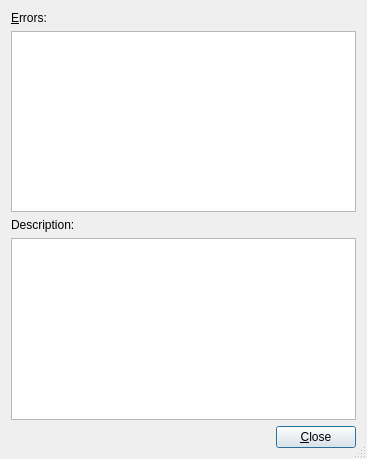
The window that src/frontends/qt4/ui/ErrorListUi.ui (cburschka/lyx) describes before a commit, drawn with Qt 5.
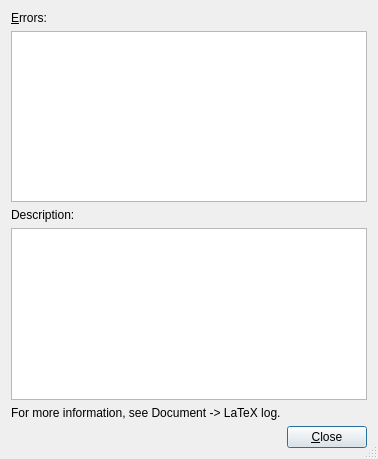
The same window after the commit.

Patch:
```diff
--- a/src/frontends/qt4/ui/ErrorListUi.ui
+++ b/src/frontends/qt4/ui/ErrorListUi.ui
@@ -44,16 +44,14 @@
    <item row="3" column="0" colspan="2" >
     <widget class="QTextBrowser" name="descriptionTB" >
      <property name="sizePolicy" >
-      <sizepolicy>
-       <hsizetype>7</hsizetype>
-       <vsizetype>5</vsizetype>
+      <sizepolicy vsizetype="Preferred" hsizetype="Expanding" >
        <horstretch>0</horstretch>
        <verstretch>0</verstretch>
       </sizepolicy>
      </property>
     </widget>
    </item>
-   <item row="4" column="0" >
+   <item row="5" column="0" >
     <spacer>
      <property name="orientation" >
       <enum>Qt::Horizontal</enum>
@@ -69,13 +67,20 @@
      </property>
     </spacer>
    </item>
-   <item row="4" column="1" >
+   <item row="5" column="1" >
     <widget class="QPushButton" name="closePB" >
      <property name="text" >
       <string>&amp;Close</string>
      </property>
     </widget>
    </item>
+   <item row="4" column="0" >
+    <widget class="QLabel" name="label" >
+     <property name="text" >
+      <string>For more information, see Document -> LaTeX log.</string>
+     </property>
+    </widget>
+   </item>
   </layout>
  </widget>
  <tabstops>
```
